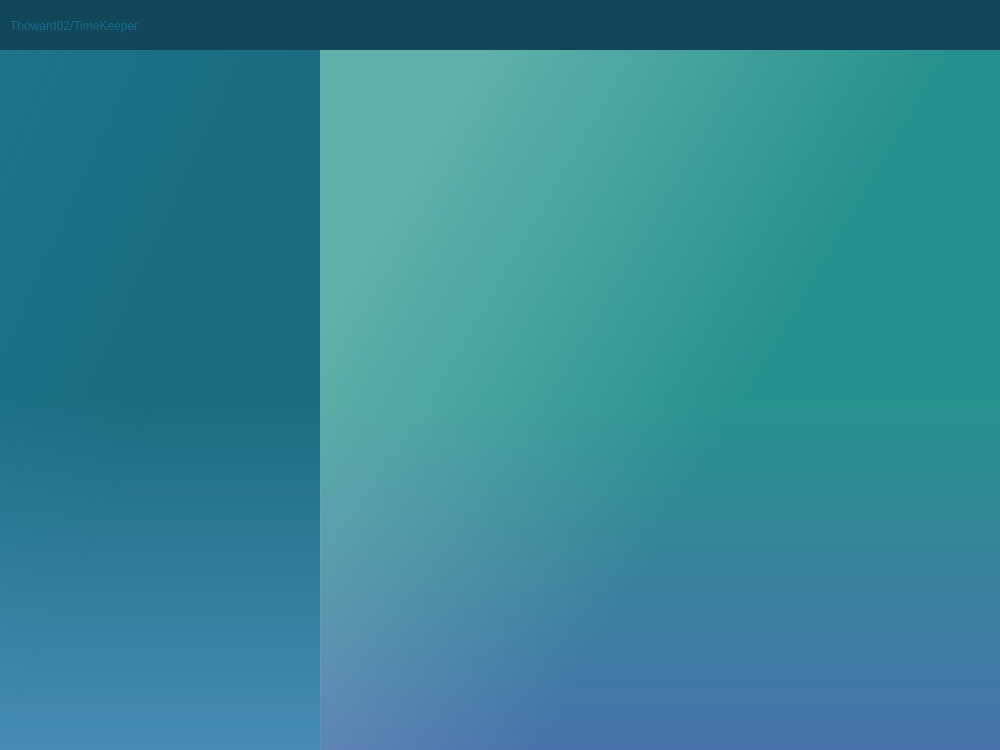
The window that mainwindow.ui (thoward02/homepagecpp) describes before a commit, drawn with Qt 5.
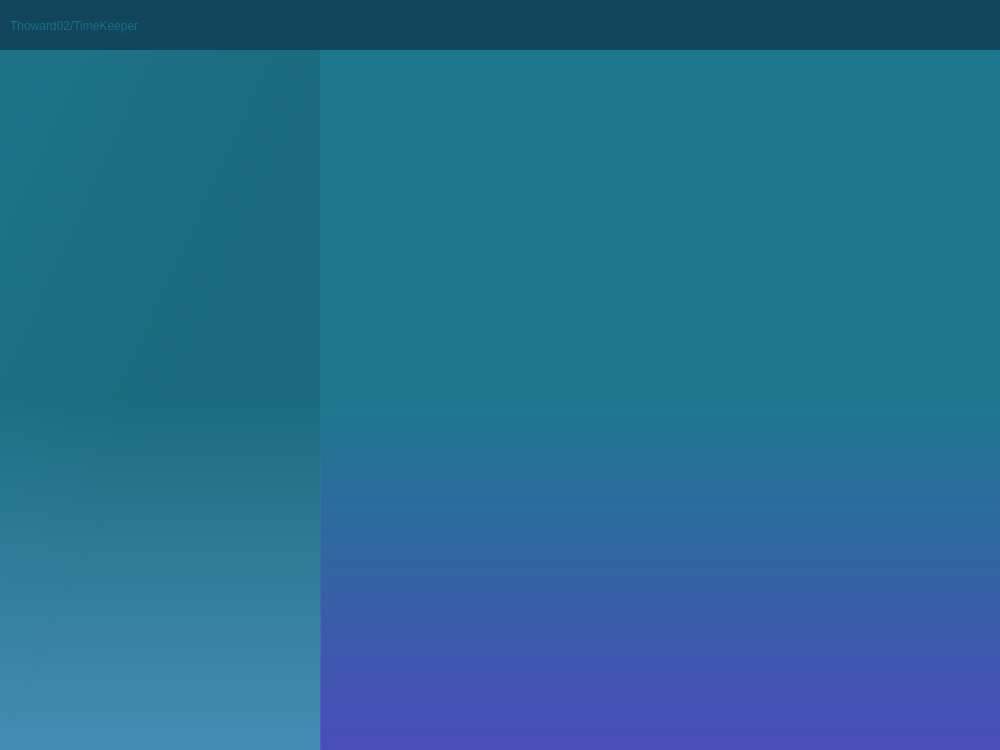
The same window after the commit.

Patch:
```diff
--- a/mainwindow.ui
+++ b/mainwindow.ui
@@ -117,7 +117,7 @@
      </rect>
     </property>
     <property name="styleSheet">
-     <string notr="true">QFrame{
+     <string notr="true">QFrame#frame_2{
 	background: qlineargradient(spread:pad, x1:1, y1:1, x2:1, y2:0.5, x3:1, y3:0, stop:0 rgba(96, 63, 205, 0.7), stop:1 rgba(45, 167, 151,0.2), stop:2 rgba(17, 70, 91,0));
 	border: none;
 
@@ -129,29 +129,6 @@
     <property name="frameShadow">
      <enum>QFrame::Raised</enum>
     </property>
-    <widget class="QFrame" name="frame_3">
-     <property name="geometry">
-      <rect>
-       <x>0</x>
-       <y>0</y>
-       <width>681</width>
-       <height>701</height>
-      </rect>
-     </property>
-     <property name="styleSheet">
-      <string notr="true">QFrame{
-	background: qlineargradient(spread:pad, x0:1, y1:0.4, x2:0.5, y2:0.7, x3:0.5, y3:1, stop:0 rgba(163, 233, 199, 0.5), stop:1 rgba(63, 204, 136,0.3), stop:2 rgba(17, 70, 91,0));
-	border: none;
-
-}</string>
-     </property>
-     <property name="frameShape">
-      <enum>QFrame::StyledPanel</enum>
-     </property>
-     <property name="frameShadow">
-      <enum>QFrame::Raised</enum>
-     </property>
-    </widget>
    </widget>
   </widget>
  </widget>
```
